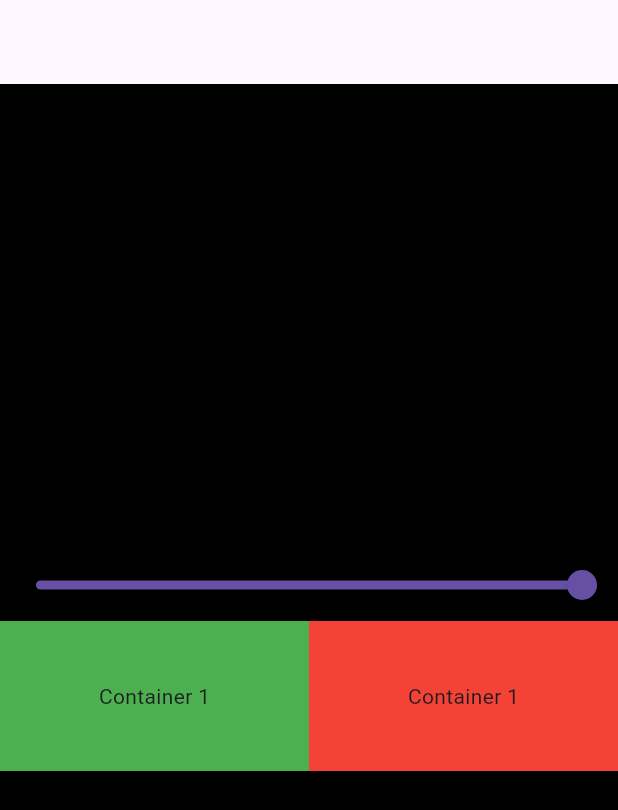
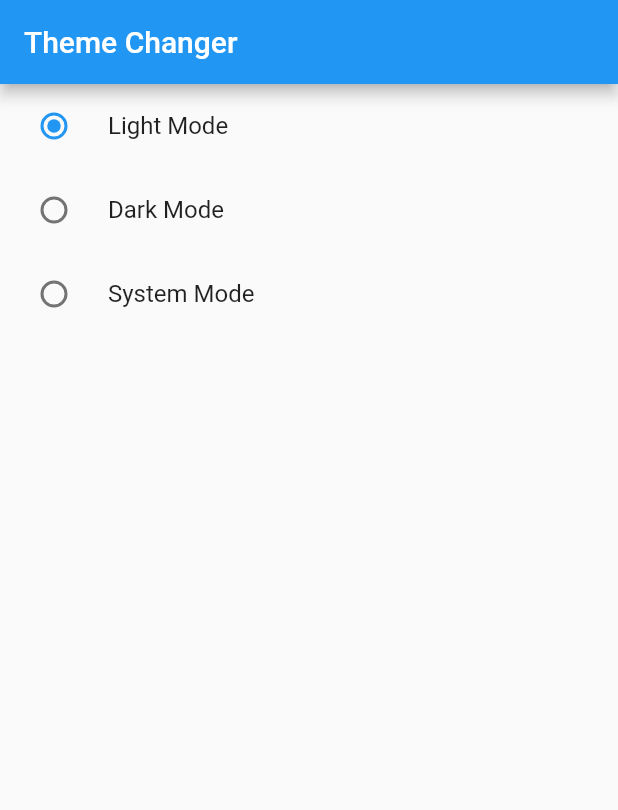
Before and after one commit to harsh-rathod7104/flutter-provider, a Flutter app: the screen it shows after launch, on a phone screen of 412 x 824 dp. Shown: the top 810 px of the screen. Run offline on Flutter 3.47's test engine with Material 3 defaults, Android fonts, the phone set to English and light mode, and no system bars.

Commit message:
added Theme"

```diff
--- a/lib/main.dart
+++ b/lib/main.dart
@@ -1,8 +1,12 @@
 import 'package:flutter/material.dart';
 import 'package:flutter_getx/provider/count_provider.dart';
 import 'package:flutter_getx/provider/example_one_provider.dart';
+import 'package:flutter_getx/provider/favourite_provider.dart';
+import 'package:flutter_getx/provider/theme_changer.dart';
 import 'package:flutter_getx/screens/count_example.dart';
+import 'package:flutter_getx/screens/dark_theme.dart';
 import 'package:flutter_getx/screens/example_one.dart';
+import 'package:flutter_getx/screens/favourite/favourite_screen.dart';
 import 'package:provider/provider.dart';
 
 void main() {
@@ -17,10 +21,24 @@ class MainApp extends StatelessWidget {
     return MultiProvider(
       providers: [
         ChangeNotifierProvider(create: (_) => CountProvider()),
-        ChangeNotifierProvider(create: (_) => ExampleOneProvider())
+        ChangeNotifierProvider(create: (_) => ExampleOneProvider()),
+        ChangeNotifierProvider(create: (_) => FavouriteProvider()),
+        ChangeNotifierProvider(create: (_) => ThemeChangeProvider()),
       ],
-      child: MaterialApp(
-        home: ExampleOneScreen(),
+      child: Builder(
+        builder: (BuildContext context) {
+          final themeChangeProvider = Provider.of<ThemeChangeProvider>(context);
+          return MaterialApp(
+            themeMode: themeChangeProvider.themeMode,
+            theme: ThemeData(
+              useMaterial3: false,
+            ),
+            darkTheme: ThemeData(
+              brightness: Brightness.dark,
+            ),
+            home: DarkThemeScreen(),
+          );
+        },
       ),
     );
   }
--- /dev/null
+++ b/lib/provider/favourite_provider.dart
@@ -0,0 +1,17 @@
+import 'package:flutter/material.dart';
+
+class FavouriteProvider with ChangeNotifier {
+  List<int> _favItem = [];
+
+  List<int> get favItem => _favItem;
+
+  void addFav(int index) {
+    _favItem.add(index);
+    notifyListeners();
+  }
+
+  void removeFav(int index) {
+    _favItem.remove(index);
+    notifyListeners();
+  }
+}
--- /dev/null
+++ b/lib/provider/theme_changer.dart
@@ -0,0 +1,12 @@
+import 'package:flutter/material.dart';
+
+class ThemeChangeProvider with ChangeNotifier {
+  var _themeMode = ThemeMode.light;
+
+  ThemeMode get themeMode => _themeMode;
+
+  void setTheme(themeMode) {
+    _themeMode = themeMode;
+    notifyListeners();
+  }
+}
--- /dev/null
+++ b/lib/screens/dark_theme.dart
@@ -0,0 +1,50 @@
+import 'package:flutter/material.dart';
+import 'package:flutter_getx/provider/theme_changer.dart';
+import 'package:provider/provider.dart';
+
+class DarkThemeScreen extends StatefulWidget {
+  const DarkThemeScreen({super.key});
+
+  @override
+  State<DarkThemeScreen> createState() => _DarkThemeScreenState();
+}
+
+class _DarkThemeScreenState extends State<DarkThemeScreen> {
+  @override
+  Widget build(BuildContext context) {
+    print("build");
+    final themeChangeProvider =
+        Provider.of<ThemeChangeProvider>(context, listen: false);
+    return Scaffold(
+      appBar: AppBar(
+        title: Text("Theme Changer"),
+      ),
+      body: Column(children: [
+        RadioListTile<ThemeMode>(
+          title: Text("Light Mode"),
+          value: ThemeMode.light,
+          groupValue: themeChangeProvider.themeMode,
+          onChanged: (themeMode) {
+            themeChangeProvider.setTheme(themeMode);
+          },
+        ),
+        RadioListTile<ThemeMode>(
+          title: Text("Dark Mode"),
+          value: ThemeMode.dark,
+          groupValue: themeChangeProvider.themeMode,
+          onChanged: (themeMode) {
+            themeChangeProvider.setTheme(themeMode);
+          },
+        ),
+        RadioListTile<ThemeMode>(
+          title: Text("System Mode"),
+          value: ThemeMode.system,
+          groupValue: themeChangeProvider.themeMode,
+          onChanged: (themeMode) {
+            themeChangeProvider.setTheme(themeMode);
+          },
+        ),
+      ]),
+    );
+  }
+}
--- a/lib/screens/example_one.dart
+++ b/lib/screens/example_one.dart
@@ -13,8 +13,8 @@ class _ExampleOneScreenState extends State<ExampleOneScreen> {
   @override
   Widget build(BuildContext context) {
     print("Build");
-    final sliderProvider =
-        Provider.of<ExampleOneProvider>(context, listen: false);
+    // final sliderProvider =
+    //     Provider.of<ExampleOneProvider>(context, listen: false);
     return Scaffold(
       backgroundColor: Colors.black,
       appBar: AppBar(),
```
Also changed, not shown: lib/screens/favourite/favourite_screen.dart (added, +58 -0 lines), lib/screens/favourite/myfavourite_screen.dart (added, +43 -0 lines).
